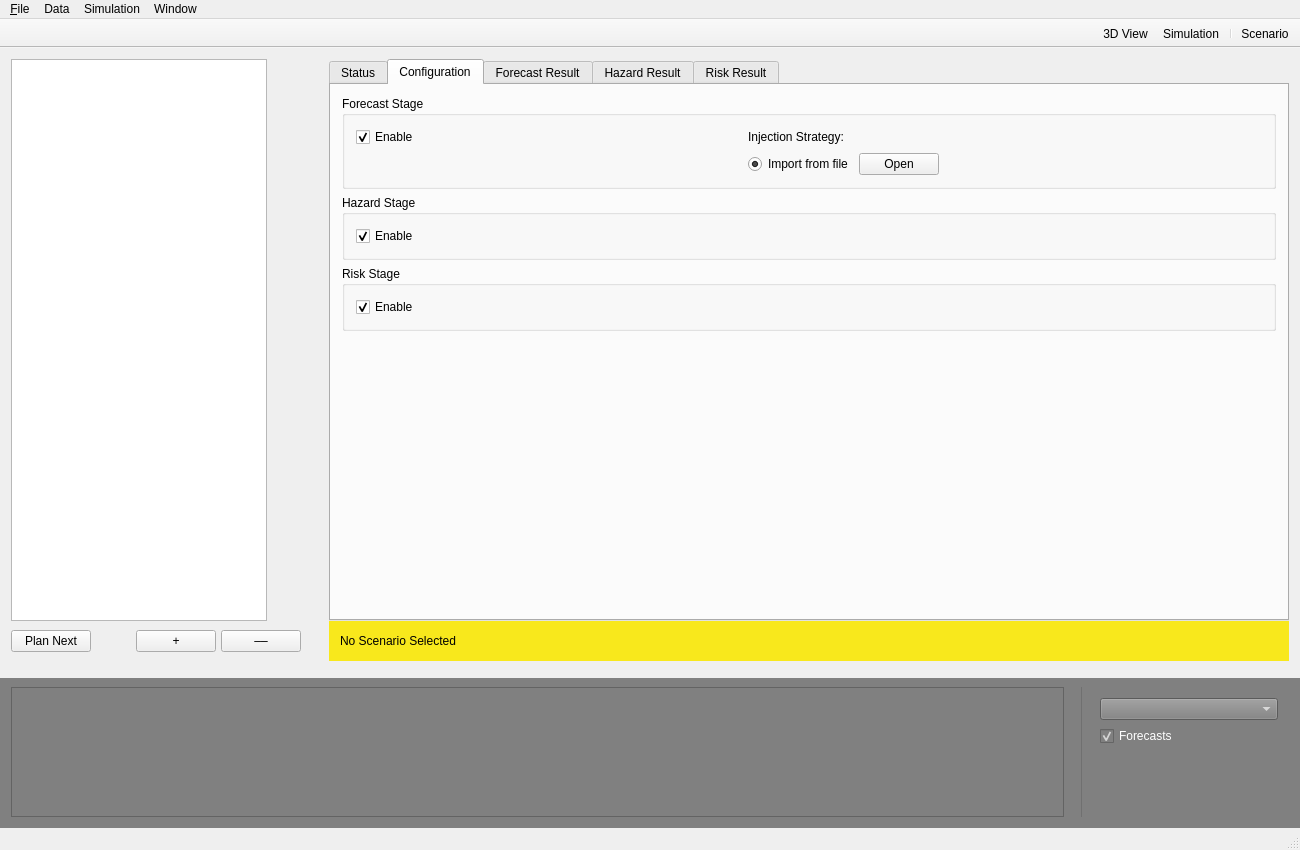
This is RAMSIS/ui/views/mainwindow.ui in swiss-seismological-service/hermes as Qt 5 draws it before an edit. The edited form follows.
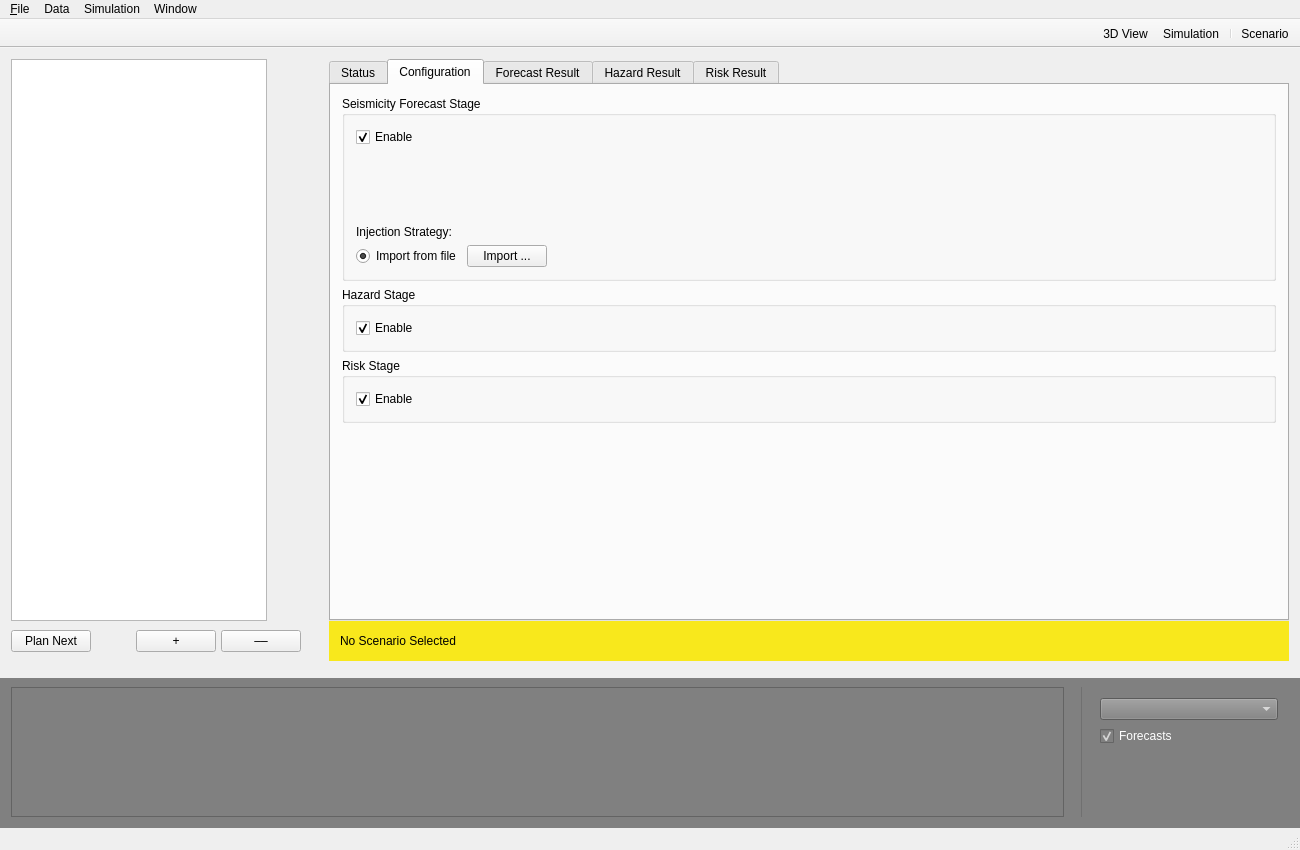
This is the edited form. Icons and pictures are not drawn. Custom widgets are drawn as their Qt base class.

Commit message: [ENH] Load injection plan from file (GUI)

Diff of the .ui file:
```diff
--- a/RAMSIS/ui/views/mainwindow.ui
+++ b/RAMSIS/ui/views/mainwindow.ui
@@ -142,6 +142,9 @@
        </property>
        <item row="0" column="0">
         <widget class="QTabWidget" name="resultTabWidget">
+         <property name="enabled">
+          <bool>true</bool>
+         </property>
          <property name="tabPosition">
           <enum>QTabWidget::North</enum>
          </property>
@@ -244,20 +247,23 @@
              <item>
               <widget class="QGroupBox" name="groupBox">
                <property name="title">
-                <string>Forecast Stage</string>
+                <string>Seismicity Forecast Stage</string>
                </property>
                <property name="checkable">
                 <bool>false</bool>
                </property>
                <layout class="QGridLayout" name="gridLayout_3">
-                <item row="1" column="2">
-                 <widget class="QRadioButton" name="injectionStrategyRadioButton1">
-                  <property name="text">
-                   <string>Import from file</string>
-                  </property>
-                  <property name="checked">
+                <item row="3" column="1">
+                 <widget class="QPushButton" name="injectionStrategyImportFromFilePushButton">
+                  <property name="enabled">
                    <bool>true</bool>
                   </property>
+                  <property name="text">
+                   <string>Import ...</string>
+                  </property>
+                  <property name="checkable">
+                   <bool>false</bool>
+                  </property>
                  </widget>
                 </item>
                 <item row="0" column="0">
@@ -270,52 +276,52 @@
                   </property>
                  </widget>
                 </item>
-                <item row="0" column="2">
-                 <widget class="QLabel" name="label_2">
+                <item row="2" column="0">
+                 <widget class="QLabel" name="injectionStrategyLabel">
                   <property name="text">
                    <string>Injection Strategy:</string>
                   </property>
                  </widget>
                 </item>
-                <item row="0" column="1">
-                 <spacer name="horizontalSpacer_8">
+                <item row="1" column="0">
+                 <spacer name="verticalSpacer_3">
                   <property name="orientation">
-                   <enum>Qt::Horizontal</enum>
+                   <enum>Qt::Vertical</enum>
                   </property>
                   <property name="sizeHint" stdset="0">
                    <size>
-                    <width>40</width>
-                    <height>20</height>
+                    <width>20</width>
+                    <height>40</height>
                    </size>
                   </property>
                  </spacer>
                 </item>
-                <item row="1" column="4">
+                <item row="3" column="0">
+                 <widget class="QRadioButton" name="injectionStrategyRadioButton1">
+                  <property name="enabled">
+                   <bool>true</bool>
+                  </property>
+                  <property name="text">
+                   <string>Import from file</string>
+                  </property>
+                  <property name="checked">
+                   <bool>true</bool>
+                  </property>
+                 </widget>
+                </item>
+                <item row="3" column="2">
                  <spacer name="horizontalSpacer_3">
                   <property name="orientation">
                    <enum>Qt::Horizontal</enum>
                   </property>
                   <property name="sizeHint" stdset="0">
                    <size>
-                    <width>40</width>
-                    <height>20</height>
+                    <width>0</width>
+                    <height>0</height>
                    </size>
                   </property>
                  </spacer>
                 </item>
-                <item row="1" column="3">
-                 <widget class="QPushButton" name="injectionStrategyImportFromFilePushButton">
-                  <property name="enabled">
-                   <bool>true</bool>
-                  </property>
-                  <property name="text">
-                   <string>Open</string>
-                  </property>
-                  <property name="checkable">
-                   <bool>false</bool>
-                  </property>
-                 </widget>
-                </item>
                </layout>
               </widget>
              </item>
```
The commit also changes 3 other files.
